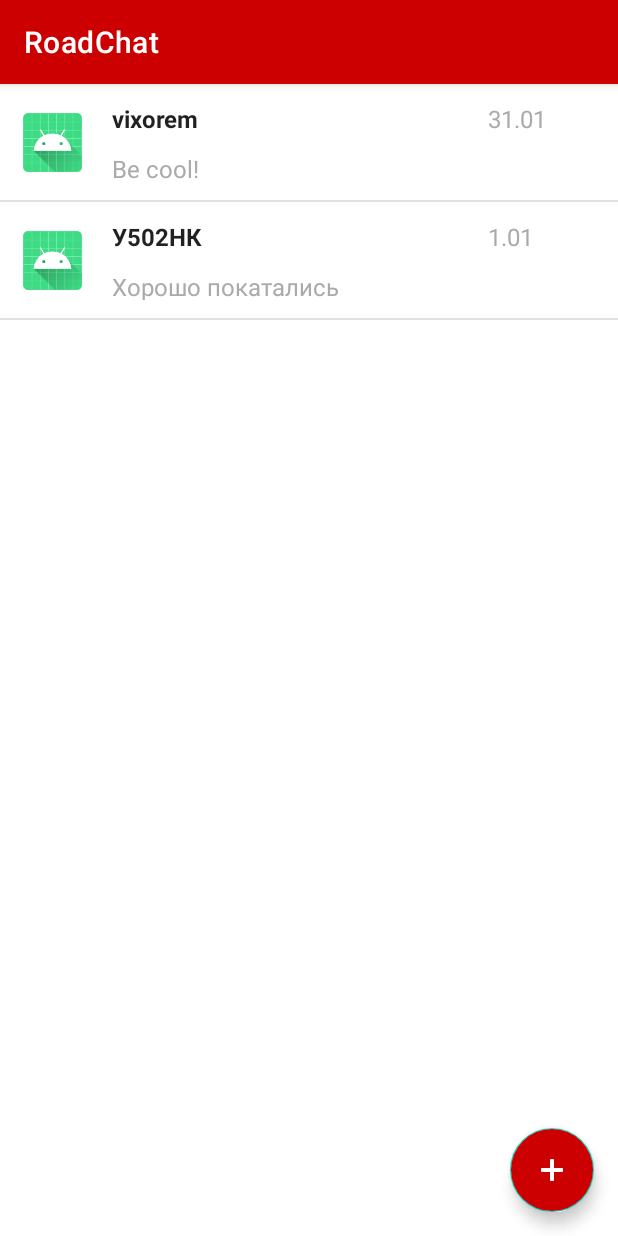
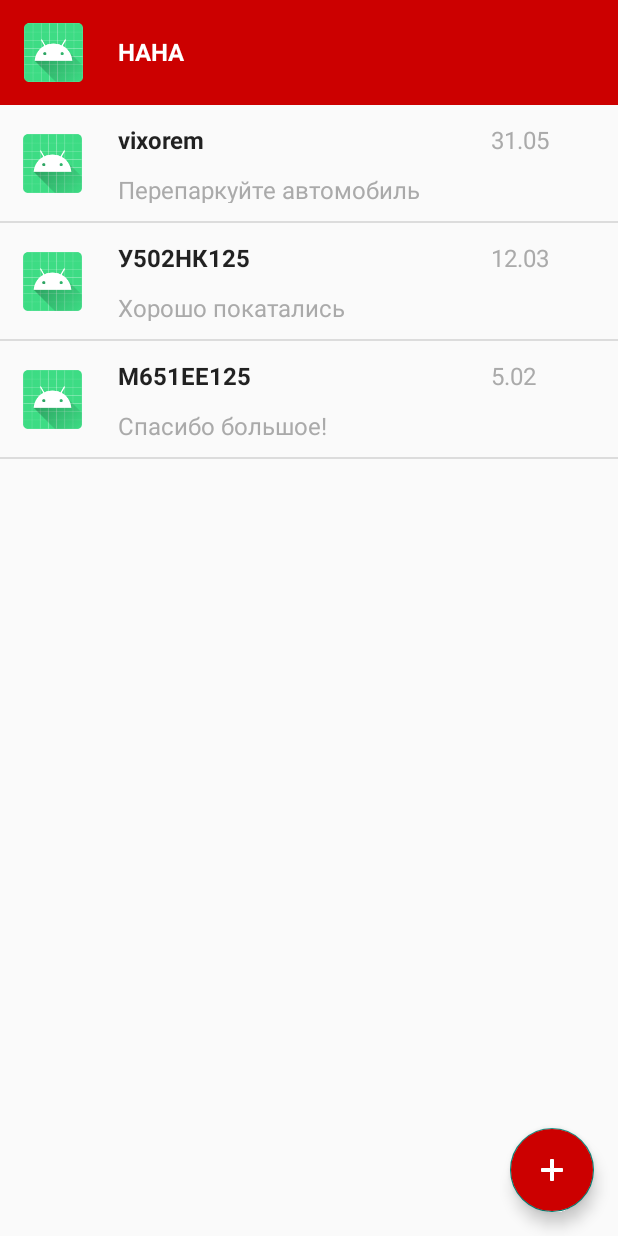
Before and after one commit to diplom-dvfu/road-chat-mobileapp, an Android app: the screen it shows after launch (MainChatActivity), after a tap on "ВОЙТИ", on a phone screen of 412 x 824 dp. Run offline under Robolectric (Android 15) with nearby library versions, the phone set to English and light mode, and no system bars; our stand-ins replace Room's generated code.

Commit message:
update chat preview screen

```diff
--- a/app/src/main/AndroidManifest.xml
+++ b/app/src/main/AndroidManifest.xml
@@ -10,7 +10,9 @@
         android:roundIcon="@mipmap/ic_launcher_round"
         android:supportsRtl="true"
         android:theme="@style/Theme.RoadChat">
-        <activity android:name=".ui.main_chat.MainChatActivity" />
+        <activity
+            android:name=".ui.main_chat.MainChatActivity"
+            android:theme="@style/Theme.AppCompat.Light.NoActionBar" />
         <activity
             android:name=".ui.login.LoginActivity"
             android:windowSoftInputMode="adjustPan"
--- a/app/src/main/java/com/example/roadchat/data/model/db/ChatsDatabase.kt
+++ b/app/src/main/java/com/example/roadchat/data/model/db/ChatsDatabase.kt
@@ -72,12 +72,10 @@
             // Not needed if you only populate on creation.
             chatDao.deleteAll()
 
-            chatDao.insert(Chat(0, "vixorem", "Be cool!", "31.01"))
-            chatDao.insert(Chat(1, "У502НК", "Хорошо покатались", "1.01"))
-//            chatDao.insert(Chat(0))
-//            chatDao.insert(Chat(1))
-//            chatDao.insert(Chat("vixorem"))
-//            chatDao.insert(Chat("У502НК"))
+            chatDao.insert(Chat(0, "vixorem", "Перепаркуйте автомобиль", "31.05"))
+            chatDao.insert(Chat(1, "У502НК125", "Хорошо покатались", "12.03"))
+            chatDao.insert(Chat(2, "М651ЕЕ125", "Спасибо большое!", "5.02"))
+
         }
     }
 }
--- a/app/src/main/java/com/example/roadchat/data/model/db/ChatsAdapter.kt
+++ b/app/src/main/java/com/example/roadchat/data/model/db/ChatsPreviewAdapter.kt
@@ -1,16 +1,19 @@
 package com.example.roadchat.data.model.db
 
+import android.content.Context
 import android.view.LayoutInflater
 import android.view.View
 import android.view.ViewGroup
 import android.widget.TextView
+import android.widget.Toast
 import androidx.recyclerview.widget.DiffUtil
 import androidx.recyclerview.widget.ListAdapter
 import androidx.recyclerview.widget.RecyclerView
 import com.example.roadchat.R
-import com.example.roadchat.data.model.db.ChatsAdapter.ChatViewHolder
+import com.example.roadchat.data.model.db.ChatsPreviewAdapter.ChatViewHolder
 
-class ChatsAdapter : ListAdapter<Chat, ChatViewHolder>(WORDS_COMPARATOR) {
+class ChatsPreviewAdapter(private val context: Context) :
+    ListAdapter<Chat, ChatViewHolder>(WORDS_COMPARATOR) {
 
     override fun onCreateViewHolder(parent: ViewGroup, viewType: Int): ChatViewHolder {
         return ChatViewHolder.create(parent)
@@ -19,6 +22,9 @@
     override fun onBindViewHolder(holder: ChatViewHolder, position: Int) {
         val current = getItem(position)
         holder.bind(current.username, current.lastMessage, current.lastMessageDate)
+        holder.itemView.setOnClickListener {
+            Toast.makeText(this.context, current.username, Toast.LENGTH_SHORT).show()
+        }
     }
 
     class ChatViewHolder(itemView: View) : RecyclerView.ViewHolder(itemView) {
--- a/app/src/main/java/com/example/roadchat/ui/main_chat/MainChatActivity.kt
+++ b/app/src/main/java/com/example/roadchat/ui/main_chat/MainChatActivity.kt
@@ -11,7 +11,7 @@
 import com.example.roadchat.RoadChatApplication
 import com.example.roadchat.data.model.ChatsPreviewViewModel
 import com.example.roadchat.data.model.ChatsPreviewViewModelFactory
-import com.example.roadchat.data.model.db.ChatsAdapter
+import com.example.roadchat.data.model.db.ChatsPreviewAdapter
 import com.example.roadchat.databinding.ActivityMainChatBinding
 
 
@@ -25,7 +25,7 @@
         setContentView(R.layout.activity_main_chat)
         val binding = ActivityMainChatBinding.inflate(layoutInflater)
         val recyclerView = findViewById<RecyclerView>(R.id.chats_preview_recycleview)
-        val adapter = ChatsAdapter()
+        val adapter = ChatsPreviewAdapter(this)
         recyclerView.adapter = adapter
         recyclerView.layoutManager = LinearLayoutManager(this)
         recyclerView.addItemDecoration(
@@ -34,10 +34,15 @@
                 DividerItemDecoration.VERTICAL
             )
         )
+
         chatsPreviewViewModel.allChats.observe(owner = this) { words ->
             // Update the cached copy of the words in the adapter.
-            words.let { adapter.submitList(it) }
+            words.let {
+                adapter.submitList(it)
+            }
         }
+
     }
 
+
 }
--- a/app/src/main/res/layout/activity_main_chat.xml
+++ b/app/src/main/res/layout/activity_main_chat.xml
@@ -7,6 +7,40 @@
     android:layout_height="match_parent"
     tools:context=".ui.main_chat.MainChatActivity">
 
+    <androidx.appcompat.widget.Toolbar
+        android:id="@+id/toolbar"
+        android:layout_width="0dp"
+        android:layout_height="wrap_content"
+        android:background="@color/red"
+        app:layout_constraintEnd_toEndOf="parent"
+        app:layout_constraintHorizontal_bias="0.0"
+        app:layout_constraintStart_toStartOf="parent"
+        app:layout_constraintTop_toTopOf="parent">
+
+        <ImageView
+            android:id="@+id/account_avatar"
+            android:layout_width="39dp"
+            android:layout_height="39dp"
+            android:layout_margin="15dp"
+            android:src="@mipmap/ic_launcher"
+            app:layout_constraintBottom_toBottomOf="parent"
+            app:layout_constraintStart_toStartOf="parent"
+            app:layout_constraintTop_toTopOf="parent" />
+
+        <TextView
+            android:id="@+id/username_textview"
+            style="@style/account_username"
+            android:layout_width="207dp"
+            android:layout_height="23dp"
+            android:layout_marginVertical="12dp"
+            android:text="HAHA"
+            android:textColor="@color/white"
+            app:layout_constraintBottom_toBottomOf="parent"
+            app:layout_constraintTop_toTopOf="parent" />
+
+
+    </androidx.appcompat.widget.Toolbar>
+
     <androidx.recyclerview.widget.RecyclerView
         android:id="@+id/chats_preview_recycleview"
         android:layout_width="0dp"
@@ -15,7 +49,7 @@
         app:layout_constraintBottom_toBottomOf="parent"
         app:layout_constraintRight_toRightOf="parent"
         tools:listitem="@layout/chat_preview_item"
-        app:layout_constraintTop_toTopOf="parent" />
+        app:layout_constraintTop_toBottomOf="@id/toolbar" />
 
     <com.google.android.material.floatingactionbutton.FloatingActionButton
         android:id="@+id/add_new_chat"
--- a/app/src/main/res/layout/chat_preview_item.xml
+++ b/app/src/main/res/layout/chat_preview_item.xml
@@ -3,11 +3,13 @@
     xmlns:app="http://schemas.android.com/apk/res-auto"
     android:layout_width="match_parent"
     android:layout_height="wrap_content"
+    android:background="?attr/selectableItemBackground"
+    android:clickable="true"
+    android:focusable="true"
     android:orientation="vertical">
 
-
     <ImageView
-        android:id="@+id/user_avatar"
+        android:id="@+id/account_avatar"
         android:layout_width="39dp"
         android:layout_height="39dp"
         android:layout_margin="15dp"
@@ -18,16 +20,15 @@
 
     <TextView
         android:id="@+id/username_textview"
-        style="@style/username_chat_preview"
+        style="@style/account_username"
         android:layout_width="211dp"
         android:layout_height="21dp"
         android:layout_marginVertical="12dp"
-        android:layout_marginLeft="12dp"
+        android:layout_marginLeft="16dp"
+        app:layout_constraintBottom_toTopOf="@+id/last_message_textview"
+        app:layout_constraintLeft_toRightOf="@id/account_avatar"
+        app:layout_constraintTop_toTopOf="parent" />
 
-        app:layout_constraintBottom_toTopOf="@+id/last_message_textview"
-        app:layout_constraintLeft_toRightOf="@id/user_avatar"
-        app:layout_constraintTop_toTopOf="parent"
-        app:layout_constraintVertical_bias="1.0" />
 
     <TextView
         android:id="@+id/last_message_textview"
@@ -35,12 +36,10 @@
         android:layout_width="297dp"
         android:layout_height="20dp"
         android:layout_marginVertical="12dp"
-
-        android:layout_marginLeft="12dp"
-        android:layout_marginBottom="60dp"
+        android:layout_marginLeft="16dp"
+        android:layout_marginBottom="28dp"
         app:layout_constraintBottom_toBottomOf="parent"
-        app:layout_constraintLeft_toRightOf="@id/user_avatar" />
-
+        app:layout_constraintLeft_toRightOf="@id/account_avatar" />
 
     <TextView
         android:id="@+id/date_last_message_textview"
--- a/app/src/main/res/layout/latest_message_row.xml
+++ b/app/src/main/res/layout/latest_message_row.xml
@@ -5,7 +5,7 @@
 
     <TextView
         android:id="@+id/textView"
-        style="@style/username_chat_preview"
+        style="@style/account_username"
         android:layout_width="match_parent"
         android:layout_height="wrap_content"
         android:background="@android:color/holo_orange_light" />
--- a/app/src/main/res/values/styles.xml
+++ b/app/src/main/res/values/styles.xml
@@ -1,7 +1,7 @@
 <?xml version="1.0" encoding="utf-8"?>
 <resources>
 
-    <style name="username_chat_preview">
+    <style name="account_username">
         <!--        <item name="android:layout_margin">80dp</item>-->
         <item name="android:paddingLeft">8dp</item>
         <!--        <item name="android:background">@android:color/holo_orange_light</item>-->
```
